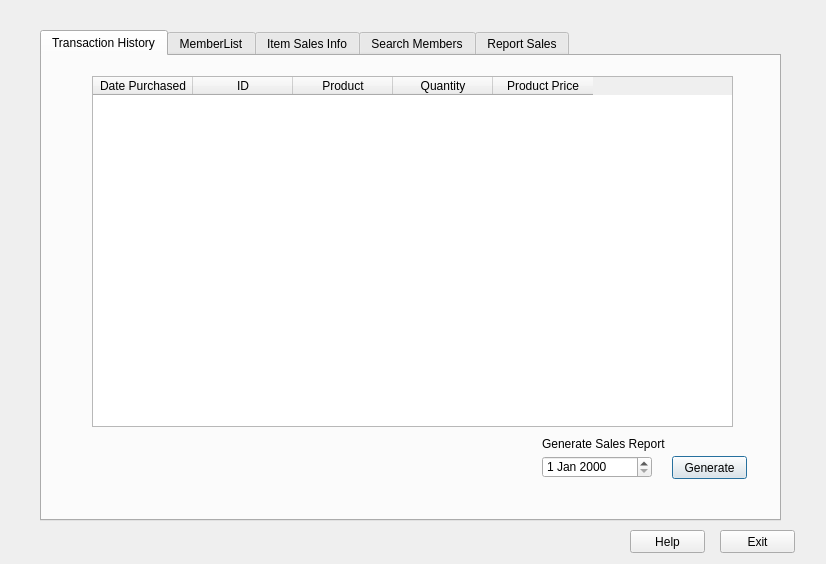
Qt form WarehouseIO/mainprogram.ui (mulvaneya7/Bad-Badgers) before a commit.
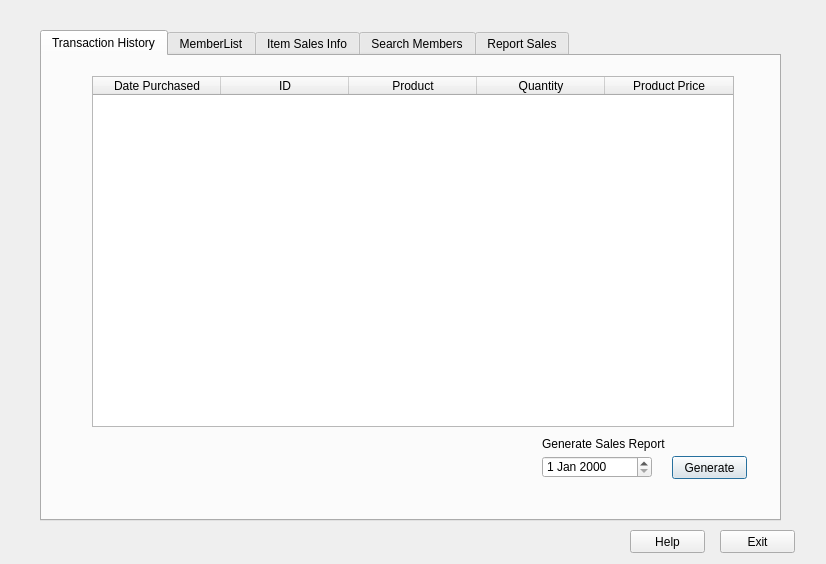
The same form after that commit. The open tabs and pages were chosen to show the change.

Diff of the .ui file:
```diff
--- a/WarehouseIO/mainprogram.ui
+++ b/WarehouseIO/mainprogram.ui
@@ -37,10 +37,13 @@
       <rect>
        <x>50</x>
        <y>20</y>
-       <width>641</width>
+       <width>642</width>
        <height>351</height>
       </rect>
      </property>
+     <attribute name="horizontalHeaderDefaultSectionSize">
+      <number>128</number>
+     </attribute>
      <column>
       <property name="text">
        <string>Date Purchased</string>
```
Left out of the diff: 2 changed lines with no effect on the pictures.
